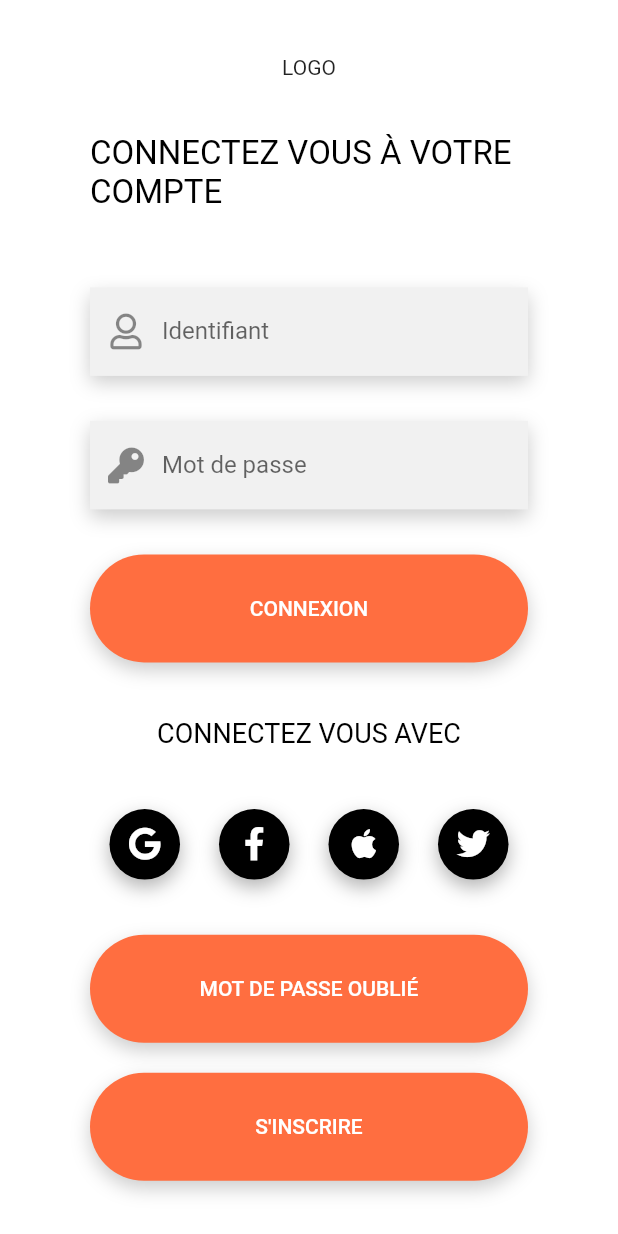
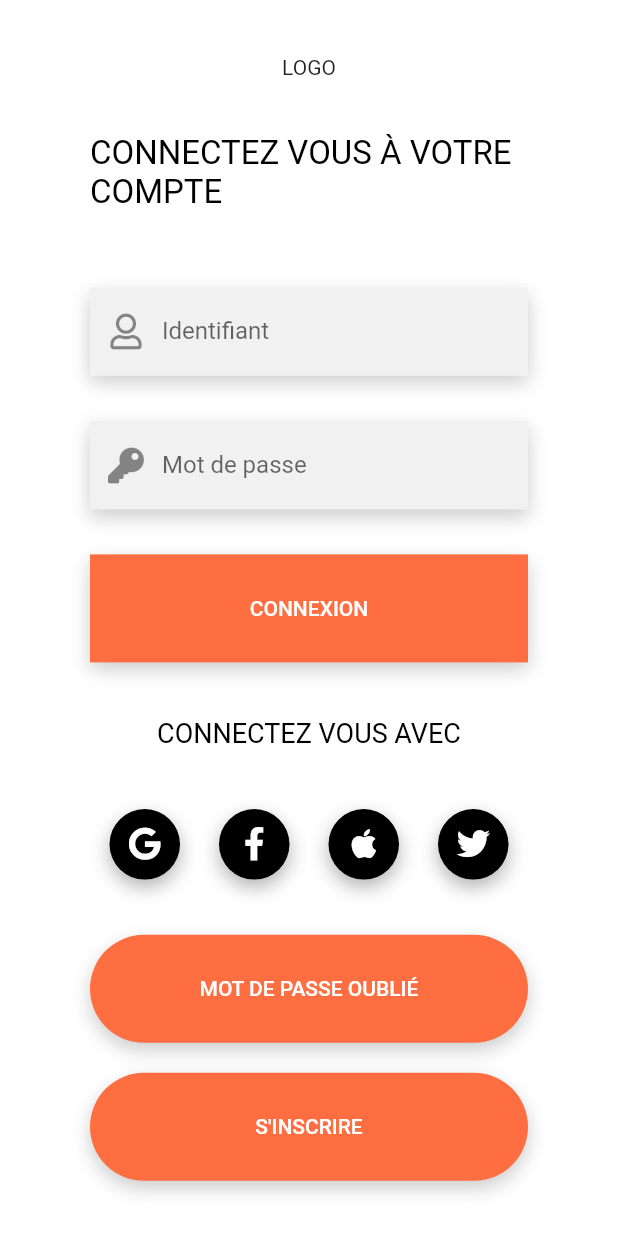
Before and after one commit to houdja/connexion, a Flutter app: the screen it shows after launch, on a phone screen of 412 x 824 dp. Run offline on Flutter 3.47's test engine with Material 2 defaults, Android fonts, the phone set to English and light mode, and no system bars; our stand-ins replace font_awesome_flutter; Roboto replaces fonts that are missing (Maven Pro).

```diff
--- a/lib/main.dart
+++ b/lib/main.dart
@@ -99,7 +99,7 @@ class _RegisterState extends State<Register> {
                     margin: EdgeInsets.only(top: 30),
                     decoration: BoxDecoration(
                       color: Colors.deepOrangeAccent,
-                      borderRadius: BorderRadius.circular(50),
+                      borderRadius: BorderRadius.circular(0),
                       boxShadow: [
                         BoxShadow(
                           color: Colors.black.withOpacity(0.2),
```
